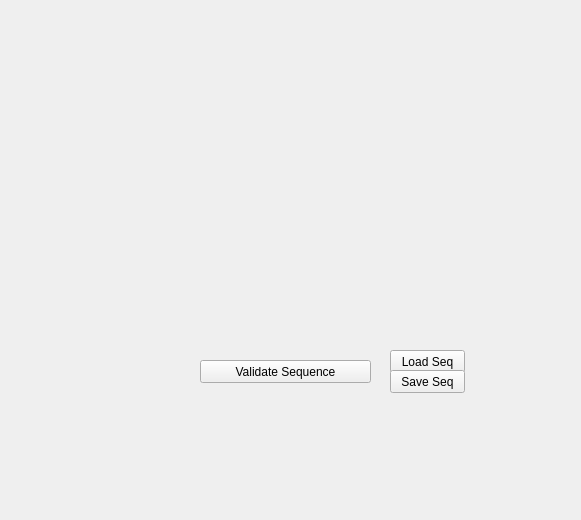
First picture: the form in resistivity/View/GUI/ramp_parameters.ui, repository AdrienGourgout/resistivity, before the edit.
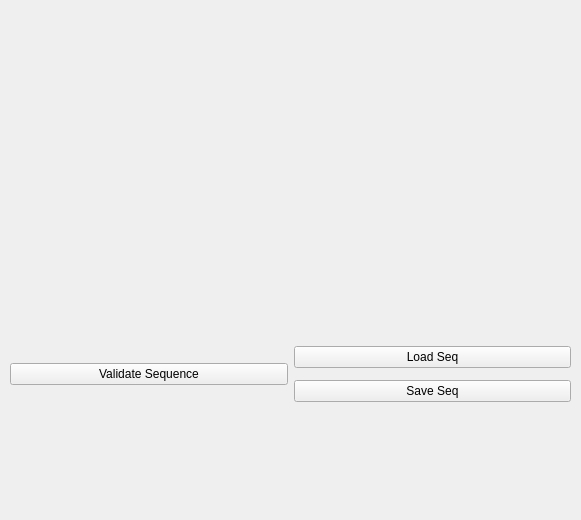
Second picture: the form after the edit.

Commit message: UI update - Windows Layout

What changed in the file:
```diff
--- a/resistivity/View/GUI/ramp_parameters.ui
+++ b/resistivity/View/GUI/ramp_parameters.ui
@@ -30,48 +30,32 @@
      <x>10</x>
      <y>340</y>
      <width>561</width>
-     <height>61</height>
+     <height>70</height>
     </rect>
    </property>
+   <layout class="QGridLayout" name="gridLayout_2">
+    <item row="0" column="0" rowspan="2">
    <widget class="QPushButton" name="validate_sequence_button">
-    <property name="geometry">
-     <rect>
-      <x>190</x>
-      <y>20</y>
-      <width>171</width>
-      <height>23</height>
-     </rect>
-    </property>
     <property name="text">
      <string>Validate Sequence</string>
     </property>
    </widget>
+    </item>
+    <item row="0" column="1">
    <widget class="QPushButton" name="load_sequence_button">
-    <property name="geometry">
-     <rect>
-      <x>380</x>
-      <y>10</y>
-      <width>75</width>
-      <height>23</height>
-     </rect>
-    </property>
     <property name="text">
      <string>Load Seq</string>
     </property>
    </widget>
+    </item>
+    <item row="1" column="1">
    <widget class="QPushButton" name="save_sequence_button">
-    <property name="geometry">
-     <rect>
-      <x>380</x>
-      <y>30</y>
-      <width>75</width>
-      <height>23</height>
-     </rect>
-    </property>
     <property name="text">
      <string>Save Seq</string>
     </property>
    </widget>
+    </item>
+   </layout>
   </widget>
  </widget>
  <resources/>
```
Left out of the diff: 2 changed lines with no effect on the pictures. Lines whose indentation alone changed are shown as unchanged. The commit also changes 4 other files.
